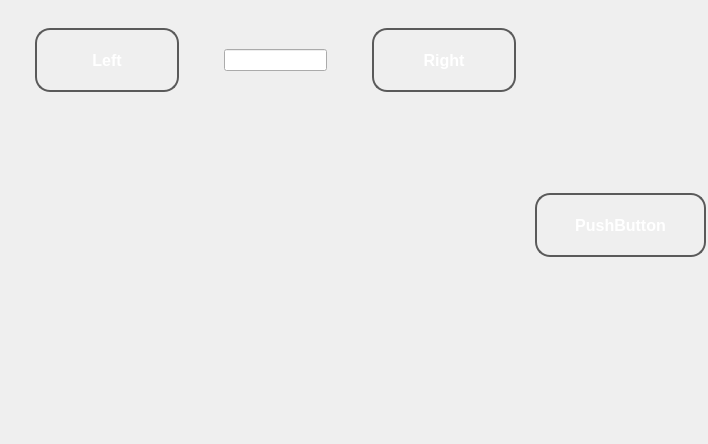
pinkyrie/ADog, file widget.ui: the form before one commit.
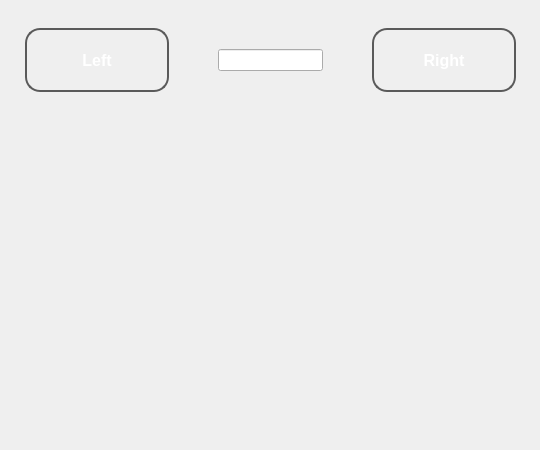
The form after the commit.

What changed in the file:
```diff
--- a/widget.ui
+++ b/widget.ui
@@ -6,8 +6,8 @@
    <rect>
     <x>0</x>
     <y>0</y>
-    <width>708</width>
-    <height>444</height>
+    <width>540</width>
+    <height>450</height>
    </rect>
   </property>
   <property name="windowTitle">
@@ -64,22 +64,14 @@
      <height>411</height>
     </rect>
    </property>
-   <layout class="QVBoxLayout" name="RightLayout">
-    <item>
-     <widget class="QPushButton" name="pushButton">
-      <property name="text">
-       <string>PushButton</string>
-      </property>
-     </widget>
-    </item>
-   </layout>
+   <layout class="QVBoxLayout" name="RightLayout"/>
   </widget>
   <widget class="QWidget" name="horizontalLayoutWidget">
    <property name="geometry">
     <rect>
-     <x>30</x>
+     <x>20</x>
      <y>20</y>
-     <width>491</width>
+     <width>501</width>
      <height>80</height>
     </rect>
    </property>
@@ -132,13 +124,27 @@
   <widget class="QWidget" name="verticalLayoutWidget_2">
    <property name="geometry">
     <rect>
-     <x>30</x>
+     <x>20</x>
      <y>119</y>
-     <width>491</width>
+     <width>501</width>
      <height>311</height>
     </rect>
    </property>
-   <layout class="QVBoxLayout" name="BottomLayout"/>
+   <layout class="QVBoxLayout" name="BottomLayout">
+    <item>
+     <spacer name="horizontalSpacer_4">
+      <property name="orientation">
+       <enum>Qt::Horizontal</enum>
+      </property>
+      <property name="sizeHint" stdset="0">
+       <size>
+        <width>40</width>
+        <height>20</height>
+       </size>
+      </property>
+     </spacer>
+    </item>
+   </layout>
   </widget>
  </widget>
  <resources/>
```
